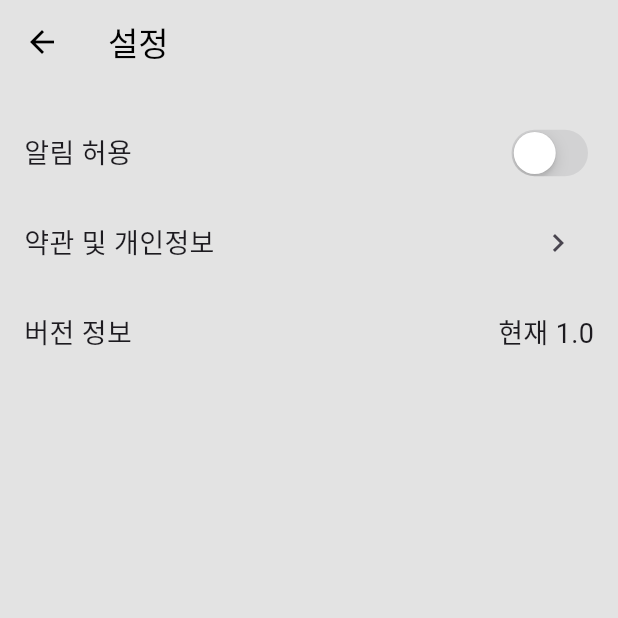
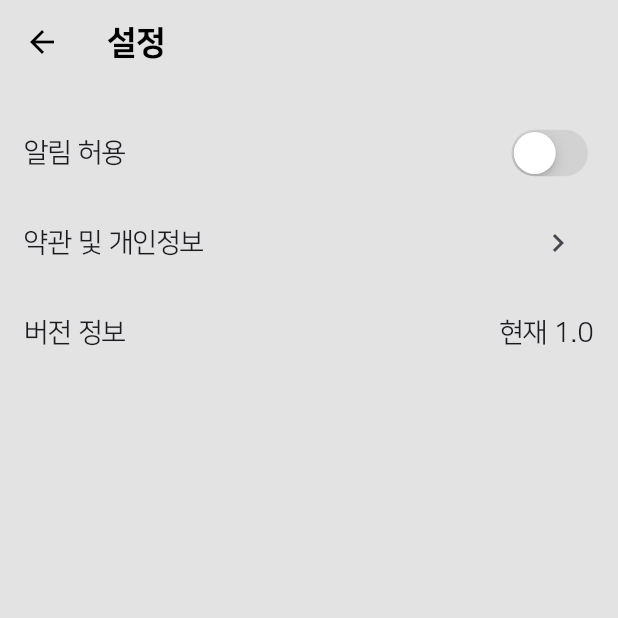
Before and after one commit to 4rNe5/quote_app, a Flutter app: the SettingsView screen opened directly, on a phone screen of 412 x 824 dp, the top half of it. Run offline on Flutter 3.47's test engine with Material 3 defaults, Android fonts, the phone set to English and light mode, and no system bars; our stand-ins replace flutter_local_notifications, swipe_cards, timezone; network calls fail.

Commit message:
EDIT :: AppBar & SettingScreen Font.

```diff
--- a/lib/Screen/SettingScreen.dart
+++ b/lib/Screen/SettingScreen.dart
@@ -32,7 +32,10 @@ class _SettingsViewState extends State<SettingsView> {
                 children: [
                   const Text(
                     "알림 허용",
-                    style: TextStyle(fontSize: 18),
+                    style: TextStyle(
+                        fontSize: 18,
+                        fontFamily: 'NanumSquare'
+                    ),
                   ),
                   CupertinoSwitch(
                     value: _isChecked,
@@ -54,7 +57,10 @@ class _SettingsViewState extends State<SettingsView> {
                 children: [
                   const Text(
                     "약관 및 개인정보",
-                    style: TextStyle(fontSize: 18),
+                    style: TextStyle(
+                        fontSize: 18,
+                        fontFamily: 'NanumSquare'
+                    ),
                   ),
                   IconButton(
                     onPressed: () {},
@@ -71,11 +77,17 @@ class _SettingsViewState extends State<SettingsView> {
                 children: [
                   Text(
                     "버전 정보",
-                    style: TextStyle(fontSize: 18),
+                    style: TextStyle(
+                        fontSize: 18,
+                        fontFamily: 'NanumSquare'
+                    ),
                   ),
                   Text(
                     "현재 1.0",
-                    style: TextStyle(fontSize: 18),
+                    style: TextStyle(
+                        fontSize: 18,
+                        fontFamily: 'NanumSquare'
+                    ),
                   )
                 ],
               ),
--- a/lib/component/AppBar.dart
+++ b/lib/component/AppBar.dart
@@ -16,6 +16,8 @@ class CustomAppBar extends StatelessWidget implements PreferredSizeWidget {
       title: Text(
         title ?? '', // Handle null title
         style: const TextStyle(
+            fontFamily: 'NanumSquare',
+            fontWeight: FontWeight.w900,
             color: Colors.black
         ),
       ),
```
